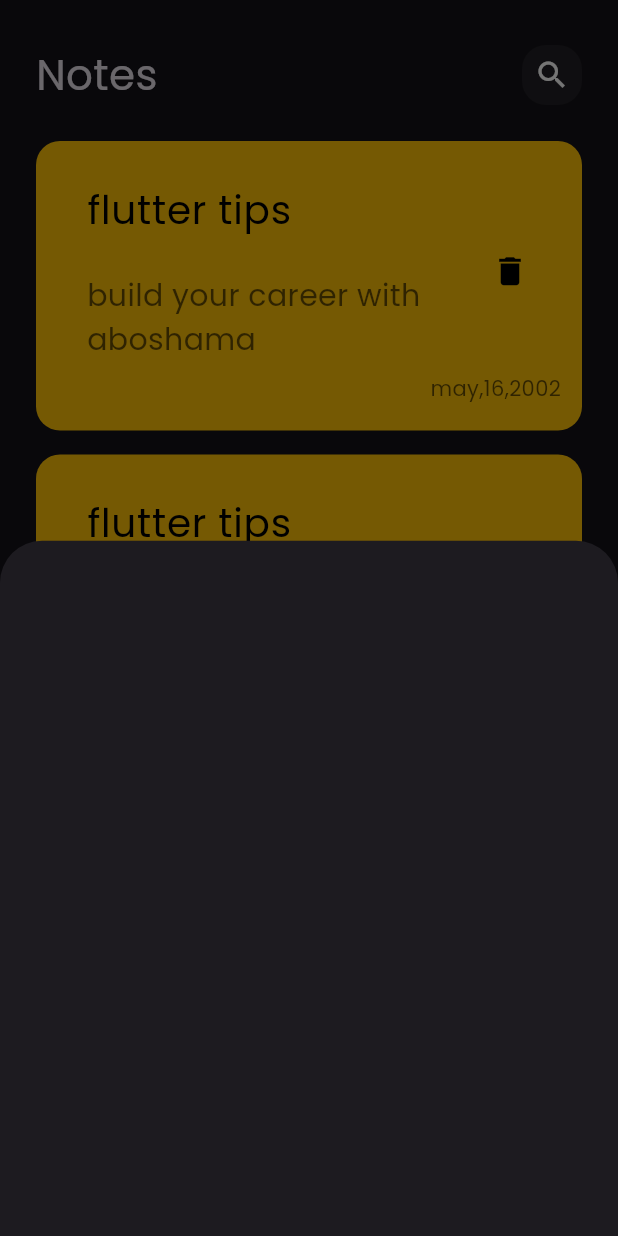
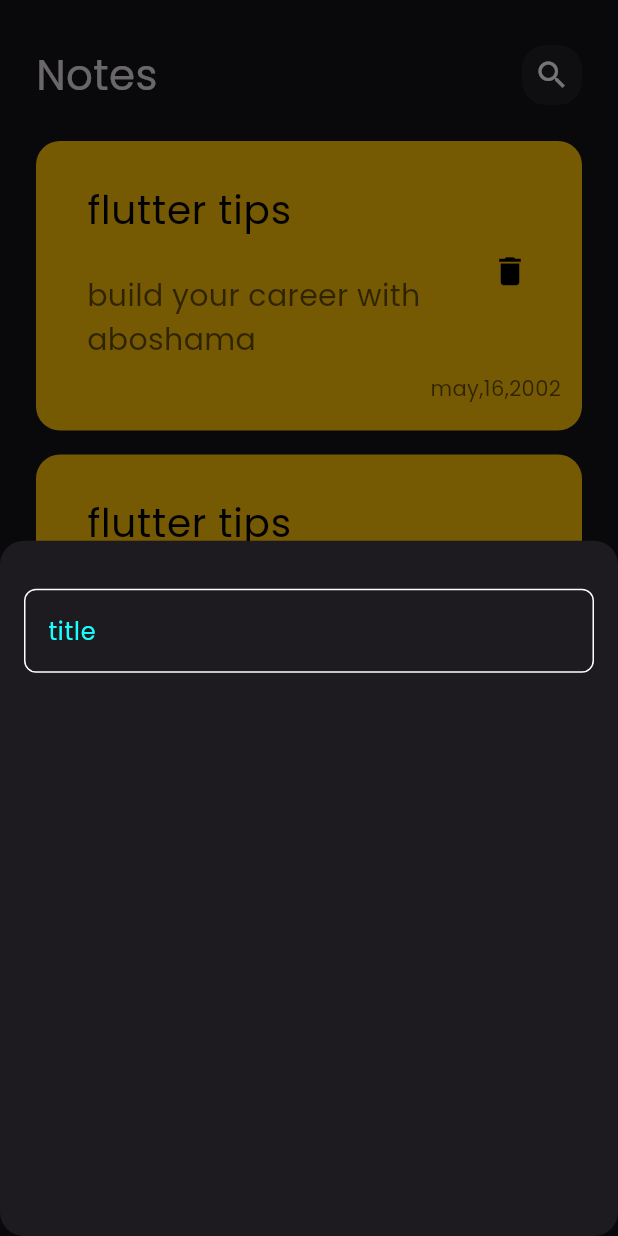
Before and after one commit to Abdelrahman22aboshama/notes_app, a Flutter app: the screen it shows after launch, after a tap on the "add" icon, on a phone screen of 412 x 824 dp. Run offline on Flutter 3.47's test engine with Material 3 defaults, Android fonts, the phone set to English and light mode, and no system bars.

Commit message:
custom_text_field

```diff
--- a/lib/views/notes_view.dart
+++ b/lib/views/notes_view.dart
@@ -1,5 +1,6 @@
 import 'package:flutter/cupertino.dart';
 import 'package:flutter/material.dart';
+import 'package:notes_app/widgets/notes_modal_bottom_sheet.dart';
 import 'package:notes_app/widgets/notes_view_body.dart';
 
 class NotesView extends StatelessWidget {
@@ -10,9 +11,13 @@ class NotesView extends StatelessWidget {
     return  Scaffold(
       floatingActionButton: FloatingActionButton(
         onPressed: (){
-          showModalBottomSheet(context: context, builder:(context)
+          showModalBottomSheet(
+          shape: RoundedRectangleBorder(borderRadius: BorderRadius.circular(16)),
+          context: context,
+          builder:(context)
           {
-            return Container();
+
+            return const NotesModalBottomSheet();
           }
           );
         },
--- /dev/null
+++ b/lib/widgets/custom_text_field.dart
@@ -0,0 +1,30 @@
+import 'package:flutter/cupertino.dart';
+import 'package:flutter/material.dart';
+
+class CustomTextField extends StatelessWidget {
+  const CustomTextField({super.key});
+
+  @override
+  Widget build(BuildContext context) {
+    return  TextField(
+      cursorColor: Colors.cyanAccent,
+      decoration: InputDecoration(
+        hintText: 'title',
+        hintStyle: TextStyle(color: Colors.cyanAccent),
+        border :  BuildBorder()  ,
+        focusedBorder: BuildBorder(Colors.cyanAccent),
+        enabledBorder: BuildBorder(),
+      ),
+    );
+
+  }
+
+}
+OutlineInputBorder BuildBorder([Color]){
+  return OutlineInputBorder(
+    borderRadius: BorderRadius.circular(8),
+    borderSide: BorderSide(color: Color ?? Colors.white)
+  );
+
+
+}
--- /dev/null
+++ b/lib/widgets/notes_modal_bottom_sheet.dart
@@ -0,0 +1,19 @@
+import 'package:flutter/cupertino.dart';
+import 'package:notes_app/widgets/custom_text_field.dart';
+
+class NotesModalBottomSheet extends StatelessWidget {
+  const NotesModalBottomSheet({super.key});
+
+  @override
+  Widget build(BuildContext context) {
+    return  Padding(
+      padding: const EdgeInsets.symmetric(horizontal: 16),
+      child: Column(
+        children: [
+          SizedBox(height: 32,),
+          CustomTextField(),
+        ],
+      ),
+    );
+  }
+}
```
